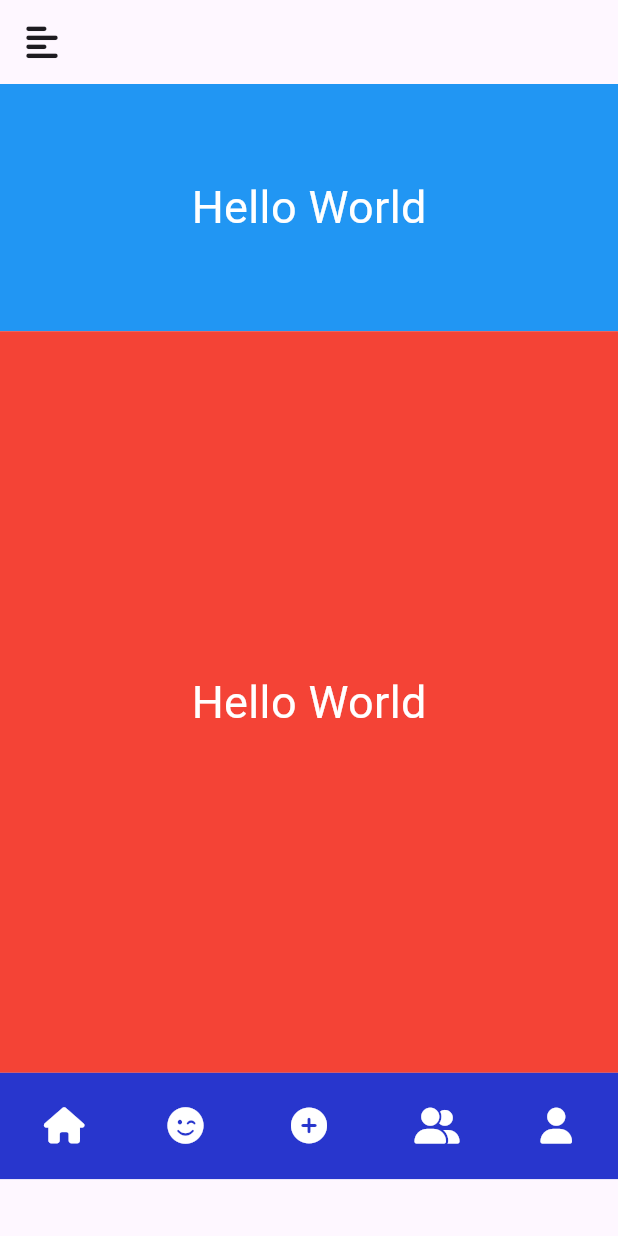
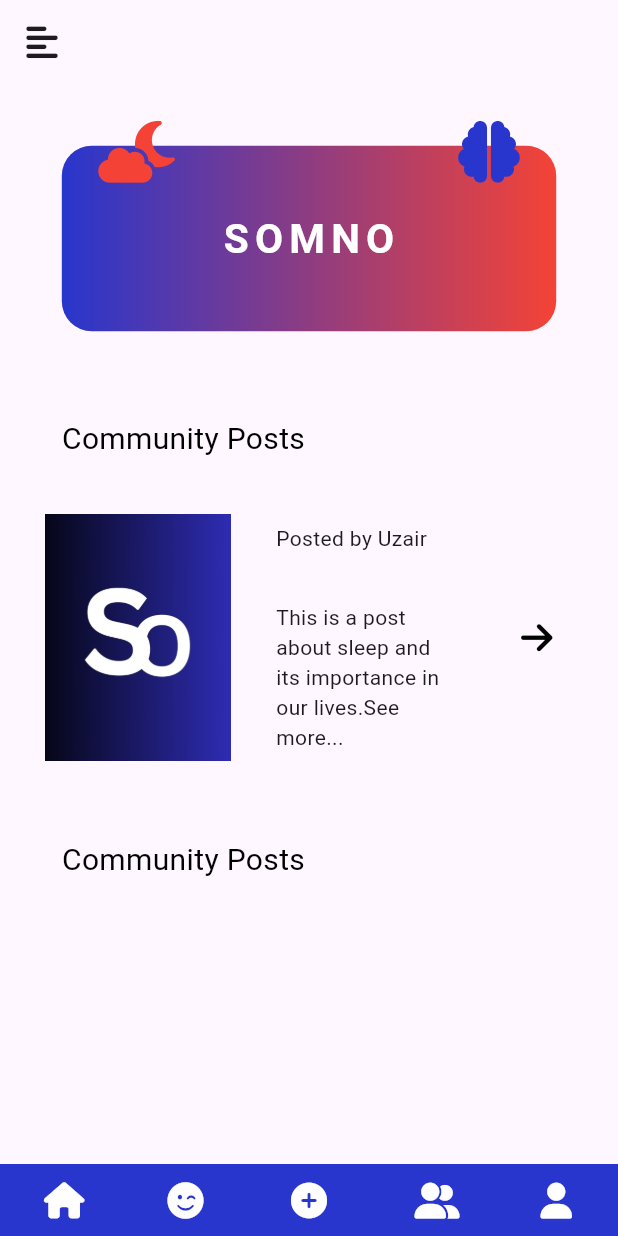
Before and after one commit to mrawaismurtaza/AI-Dream-Interpreter-App, a Flutter app: the screen it shows after launch, on a phone screen of 412 x 824 dp. Run offline on Flutter 3.47's test engine with Material 3 defaults, Android fonts, the phone set to English and light mode, and no system bars; our stand-ins replace font_awesome_flutter.

Commit message:
Home Page with navbar

```diff
--- /dev/null
+++ b/somno/lib/config/routes/routes.dart
@@ -0,0 +1,6 @@
+import 'package:flutter/material.dart';
+import 'package:somno/features/home/main.dart';
+
+final Map<String, WidgetBuilder> appRoutes = {
+  '/': (context) => const HomePage(),
+};
--- /dev/null
+++ b/somno/lib/features/home/main.dart
@@ -0,0 +1,216 @@
+// ignore_for_file: unused_import, unused_local_variable
+
+import 'package:flutter/material.dart';
+import 'package:font_awesome_flutter/font_awesome_flutter.dart';
+
+class HomePage extends StatefulWidget {
+  const HomePage({super.key});
+
+  @override
+  State<HomePage> createState() => _HomePageState();
+}
+
+class _HomePageState extends State<HomePage> {
+  @override
+  Widget build(BuildContext context) {
+    double Width = MediaQuery.of(context).size.width;
+    double Height = MediaQuery.of(context).size.height;
+
+    return Scaffold(
+      appBar: AppBar(
+        leading: IconButton(
+          icon: const Icon(FontAwesomeIcons.alignLeft),
+          onPressed: () {},
+        ),
+      ),
+      body: Expanded(
+        child: Column(
+          children: [
+            Container(
+                margin: EdgeInsets.only(top: Height * 0.05),
+                width: Width * 0.8,
+                height: Height * 0.15,
+                decoration: BoxDecoration(
+                  borderRadius: BorderRadius.circular(20),
+                  gradient: LinearGradient(
+                    colors: [Color(0xFF2836CD), Colors.red],
+                    begin: Alignment.centerLeft,
+                    end: Alignment.centerRight,
+                  ),
+                ),
+                child: Row(
+                  mainAxisAlignment: MainAxisAlignment.spaceAround,
+                  children: [
+                    Container(
+                      transform: Matrix4.translationValues(0, -Height * 0.07, 0),
+                      child: IconButton(
+                        onPressed: () {},
+                        icon: Icon(
+                          size: Width * 0.1,
+                          FontAwesomeIcons.cloudMoon,
+                          color: Colors.red,
+                        ),
+                      ),
+                    ),
+                    Center(
+                      child: Text(
+                        'SOMNO',
+                        style: TextStyle(
+                          fontSize: Width * Height * 0.00008,
+                          fontWeight: FontWeight.bold,
+                          color: Colors.white,
+                          letterSpacing: Width * 0.01,
+                        ),
+                      ),
+                    ),
+                    Container(
+                      transform: Matrix4.translationValues(0, -Height * 0.07, 0),
+                      child: IconButton(
+                        onPressed: () {},
+                        icon: Icon(
+                          size: Width * 0.1,
+                          FontAwesomeIcons.brain,
+                          color: Color(0xFF2836CD),
+                        ),
+                      ),
+                    ),
+                  ],
+                )),
+            Expanded(
+                // height: Height * 0.6,
+                child: Column(
+              children: [
+                Container(
+                  alignment: Alignment.centerLeft,
+                  padding: EdgeInsets.only(top: Height * 0.07, left: Width * 0.1),
+                  child: Text(
+                    'Community Posts',
+                    style: TextStyle(
+                      fontSize: 20,
+                      color: Colors.black,
+                    ),
+                  ),
+                ),
+                Container(
+                  padding: EdgeInsets.symmetric(
+                      horizontal: Width * 0.04, vertical: Height * 0.03),
+                  child: Row(
+                    mainAxisAlignment: MainAxisAlignment.spaceEvenly,
+                    children: [
+                      Container(
+                        height: Height * 0.2,
+                        width: Width * 0.3,
+                        child: Image.asset(
+                          'assets/Logo/Somno Logo Blue Shade Version.jpg',
+                          fit: BoxFit.cover,
+                        ),
+                      ),
+                      Container(
+                        width: Width * 0.37,
+                        child: Column(
+                          children: [
+                            Container(
+                              padding: EdgeInsets.all(Height * 0.02),
+                              alignment: Alignment.centerLeft,
+                              child: Text(
+                                'Posted by Uzair',
+                              ),
+                            ),
+                            Container(
+                              padding: EdgeInsets.all(Height * 0.02),
+                              alignment: Alignment.centerLeft,
+                              child: Text(
+                                'This is a post about sleep and its importance in our lives.See more...',
+                              ),
+                            ),
+                          ],
+                        ),
+                      ),
+                      Container(
+                        child: IconButton(
+                          onPressed: () {},
+                          icon: Icon(
+                            FontAwesomeIcons.arrowRight,
+                            color: Colors.black,
+                          ),
+                        ),
+                      ),
+                    ],
+                  ),
+                ),
+                Container(
+                  alignment: Alignment.centerLeft,
+                  padding: EdgeInsets.only(top: Height * 0.02, left: Width * 0.1),
+                  child: Text(
+                    'Community Posts',
+                    style: TextStyle(
+                      fontSize: 20,
+                      color: Colors.black,
+                    ),
+                  ),
+                ),
+              ],
+             )
+            ),
+            Container(
+              decoration: BoxDecoration(
+                color: Color(0xFF2836CD),
+              ),
+              child: Column(
+                mainAxisAlignment: MainAxisAlignment.center,
+                children: [
+                  Row(
+                    mainAxisAlignment: MainAxisAlignment.spaceAround,
+                    children: [
+                      IconButton(
+                        onPressed: () {
+                          ScaffoldMessenger.of(context).showSnackBar(
+                            SnackBar(
+                              content: Text('Home'),
+                            ),
+                          );
+                        },
+                        icon: Icon(
+                          FontAwesomeIcons.home,
+                          color: Colors.white,
+                        ),
+                      ),
+                      IconButton(
+                        onPressed: () {},
+                        icon: Icon(
+                          FontAwesomeIcons.solidFaceSmileWink,
+                          color: Colors.white,
+                        ),
+                      ),
+                      IconButton(
+                        onPressed: () {},
+                        icon: Icon(
+                          FontAwesomeIcons.circlePlus,
+                          color: Colors.white,
+                        ),
+                      ),
+                      IconButton(
+                        onPressed: () {},
+                        icon: Icon(
+                          FontAwesomeIcons.userGroup,
+                          color: Colors.white,
+                        ),
+                      ),
+                      IconButton(
+                        onPressed: () {},
+                        icon: Icon(
+                          FontAwesomeIcons.solidUser,
+                          color: Colors.white,
+                        ),
+                      ),
+                    ],
+                  ),
+                ],
+              ),
+            )
+          ],
+        ),
+      ),
+    );
+  }
+}
--- /dev/null
+++ b/somno/lib/features/posts/main.dart
@@ -0,0 +1,66 @@
+import 'package:flutter/material.dart';
+import 'package:font_awesome_flutter/font_awesome_flutter.dart';
+
+class CommunityPosts extends StatelessWidget {
+  const CommunityPosts({super.key});
+
+  @override
+  Widget build(BuildContext context) {
+    double Width = MediaQuery.of(context).size.width;
+    double Height = MediaQuery.of(context).size.height;
+
+    return Scaffold(
+      appBar: AppBar(
+        leading: IconButton(
+          icon: const Icon(FontAwesomeIcons.user),
+          onPressed: () {},
+        ),
+      ),
+      body: Column(
+        children: [
+
+          Expanded(
+            child: ListView.builder(
+              itemCount: 10,
+              itemBuilder: (context, position) {
+                return Card(
+                  margin: EdgeInsets.symmetric(
+                      horizontal: Width * 0.1, vertical: Height * 0.03),
+                  child: Column(
+                    children: [
+                      Container(
+                        height: 150,
+                        width: Width,
+                        decoration: BoxDecoration(
+                          borderRadius: BorderRadius.circular(20),
+                        ),
+                        child: Image.asset(
+                          'assets/Logo/Somno Logo Blue Shade Version.jpg',
+                          fit: BoxFit.cover,
+                        ),
+                      ),
+                      Container(
+                        padding: EdgeInsets.all(13),
+                        alignment: Alignment.centerLeft,
+                        child: Text(
+                          'Posted by Uzair',
+                        ),
+                      ),
+                      Container(
+                        padding: EdgeInsets.all(13),
+                        alignment: Alignment.centerLeft,
+                        child: Text(
+                          'This is a post about sleep and its importance in our lives.This is a post about sleep and its importance in our lives.',
+                        ),
+                      ),
+                    ],
+                  ),
+                );
+              },
+            ),
+          ),
+        ],
+      ),
+    );
+  }
+}
--- a/somno/lib/main.dart
+++ b/somno/lib/main.dart
@@ -1,7 +1,7 @@
 // ignore_for_file: prefer_const_constructors, unused_local_variable
 
 import 'package:flutter/material.dart';
-import 'package:font_awesome_flutter/font_awesome_flutter.dart';
+import 'package:somno/config/routes/routes.dart';
 
 void main() {
   runApp(const MyApp());
@@ -13,88 +13,10 @@ class MyApp extends StatelessWidget {
   // This widget is the root of your application.
   @override
   Widget build(BuildContext context) {
-
-    double Width = MediaQuery.of(context).size.width;
-    double Height = MediaQuery.of(context).size.height;
-
     return MaterialApp(
       debugShowCheckedModeBanner: false,
-      home: Scaffold(
-        appBar: AppBar(
-          leading: IconButton(
-            icon: const Icon(FontAwesomeIcons.alignLeft),
-            onPressed: () {},
-          ),
-        ),
-        body: Column(
-          children: [
-            Container(
-              height: Height * 0.2,
-              width: double.infinity,
-              color: Colors.blue,
-              child: Center(
-                child: Text(
-                  'Hello World',
-                  style: TextStyle(
-                    fontSize: 30,
-                    color: Colors.white,
-                  ),
-                ),
-              ),
-            ),
-            Container(
-              height: Height * 0.6,
-              width: double.infinity,
-              color: Colors.red,
-              child: Center(
-                child: Text(
-                  'Hello World',
-                  style: TextStyle(
-                    fontSize: 30,
-                    color: Colors.white,
-                  ),
-                ),
-              ),
-            ),
-            Container(
-              height: Height * 0.086,
-              decoration: BoxDecoration(
-                color: Color(0xFF2836CD),
-              ),
-              child: Column(
-                mainAxisAlignment: MainAxisAlignment.center,
-                children: [
-                  Row(
-                    mainAxisAlignment: MainAxisAlignment.spaceAround,
-                    children: [
-                      Icon(
-                        FontAwesomeIcons.home,
-                        color: Colors.white,
-                      ),
-                      Icon(
-                        FontAwesomeIcons.solidFaceSmileWink,
-                        color: Colors.white,
-                      ),
-                      Icon(
-                        FontAwesomeIcons.circlePlus,
-                        color: Colors.white,
-                      ),
-                      Icon(
-                        FontAwesomeIcons.userGroup,
-                        color: Colors.white,
-                      ),
-                      Icon(
-                        FontAwesomeIcons.solidUser,
-                        color: Colors.white,
-                      ),
-                    ],
-                  ),
-                ],
-              ),
-            )
-          ],
-        ),
-      ),
+      initialRoute: '/',
+      routes: appRoutes,
     );
   }
 }
--- a/somno/pubspec.yaml
+++ b/somno/pubspec.yaml
@@ -59,6 +59,8 @@ flutter_launcher_icons:
 
 # The following section is specific to Flutter packages.
 flutter:
+  assets:
+    - assets/Logo/Somno Logo Blue Shade Version.jpg
 
   # The following line ensures that the Material Icons font is
   # included with your application, so that you can use the icons in
```
Also changed, not shown: 1 other file.
